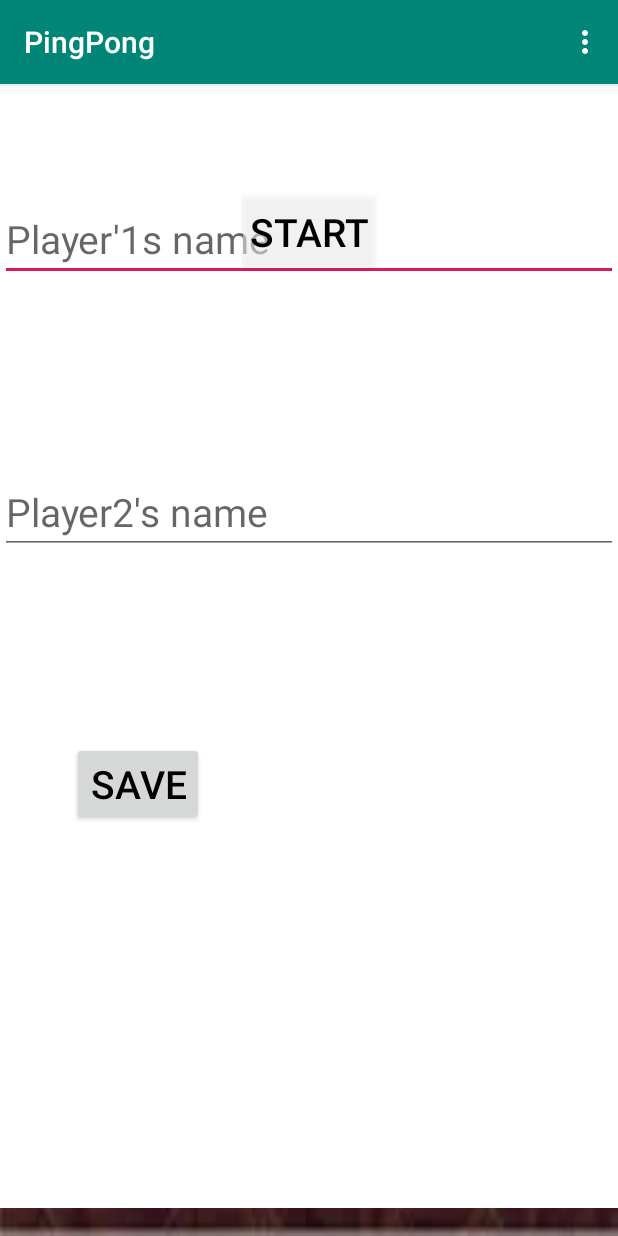
After one commit to ColtinKunz/Ping2Pong, an Android app: the fragment AddPlayer placed in its activity, on a phone screen of 412 x 824 dp. The commit adds this screen. Run offline under Robolectric (Android 15) with nearby library versions, the phone set to English and light mode, and no system bars.

Commit message:
new edits

```diff
--- a/app/build.gradle
+++ b/app/build.gradle
@@ -23,6 +23,7 @@ dependencies {
     implementation fileTree(dir: 'libs', include: ['*.jar'])
     implementation 'androidx.appcompat:appcompat:1.1.0'
     implementation 'androidx.constraintlayout:constraintlayout:1.1.3'
+    implementation 'androidx.legacy:legacy-support-v4:1.0.0'
     testImplementation 'junit:junit:4.12'
     androidTestImplementation 'androidx.test.ext:junit:1.1.1'
     androidTestImplementation 'androidx.test.espresso:espresso-core:3.2.0'
--- /dev/null
+++ b/app/src/main/java/com/ist/pingpong/AddPlayer.java
@@ -0,0 +1,93 @@
+package com.ist.pingpong;
+
+import android.content.Context;
+import android.os.Bundle;
+import android.view.LayoutInflater;
+import android.view.View;
+import android.view.ViewGroup;
+import android.widget.Button;
+import android.widget.EditText;
+
+import androidx.fragment.app.Fragment;
+
+import com.example.ping2pong.R;
+
+public class AddPlayer extends Fragment {
+    private static final String PLAYER1 = "param1";
+    private static final String PLAYER2 = "param2";
+    private String mParam1;
+    private String mParam2;
+    private Button save;
+    private EditText player1;
+    private EditText player2;
+
+    private OnFragmentInteractionListener mListener;
+
+    public AddPlayer() {
+        // Required empty public constructor
+    }
+
+    public static AddPlayer newInstance(String param1, String param2) {
+        AddPlayer fragment = new AddPlayer();
+        Bundle args = new Bundle();
+        args.putString(PLAYER1, param1);
+        args.putString(PLAYER2, param2);
+        fragment.setArguments(args);
+        return fragment;
+    }
+
+    @Override
+    public void onCreate(Bundle savedInstanceState) {
+        super.onCreate(savedInstanceState);
+        if (getArguments() != null) {
+            mParam1 = getArguments().getString(PLAYER1);
+            mParam2 = getArguments().getString(PLAYER2);
+        }
+    }
+
+    @Override
+    public View onCreateView(LayoutInflater inflater, ViewGroup container,
+                             Bundle savedInstanceState) {
+        View view = inflater.inflate(R.layout.fragment_add_player, container, false);
+        player1 = view.findViewById(R.id.player1);
+        player1.requestFocus();
+        player2 = view.findViewById(R.id.player2);
+        save = view.findViewById(R.id.save);
+        save.setOnClickListener(new View.OnClickListener() {
+            @Override
+            public void onClick(View v) {
+                onButtonPressed(player1.getText().toString(), player2.getText().toString());
+
+            }
+        });
+        return view;
+    }
+
+    public void onButtonPressed(String s1, String s2) {
+        if (mListener != null) {
+            mListener.onFragmentInteraction(s1, s2);
+        }
+    }
+
+    @Override
+    public void onAttach(Context context) {
+        super.onAttach(context);
+        if (context instanceof OnFragmentInteractionListener) {
+            mListener = (OnFragmentInteractionListener) context;
+        } else {
+            throw new RuntimeException(context.toString()
+                    + " must implement OnFragmentInteractionListener");
+        }
+    }
+
+    @Override
+    public void onDetach() {
+        super.onDetach();
+        mListener = null;
+    }
+
+    public interface OnFragmentInteractionListener {
+        // TODO: Update argument type and name
+        void onFragmentInteraction(String s1, String s2);
+    }
+}
--- a/app/src/main/java/com/ist/pingpong/MainActivity.java
+++ b/app/src/main/java/com/ist/pingpong/MainActivity.java
@@ -1,26 +1,23 @@
 package com.ist.pingpong;
 
 import android.content.Intent;
-import android.content.res.AssetFileDescriptor;
-import android.content.res.AssetManager;
-import android.media.AudioAttributes;
-import android.media.AudioManager;
 import android.media.MediaPlayer;
-import android.media.SoundPool;
-import android.os.Build;
 import android.os.Bundle;
+import android.view.Menu;
+import android.view.MenuInflater;
+import android.view.MenuItem;
 import android.view.View;
 import android.widget.Button;
 import android.widget.TextView;
 
+import androidx.annotation.NonNull;
 import androidx.appcompat.app.AppCompatActivity;
+import androidx.fragment.app.FragmentManager;
+import androidx.fragment.app.FragmentTransaction;
 
 import com.example.ping2pong.R;
-import com.google.android.material.snackbar.Snackbar;
 
-import java.io.IOException;
-
-public class MainActivity extends AppCompatActivity {
+public class MainActivity extends AppCompatActivity implements AddPlayer.OnFragmentInteractionListener {
     private  int countScore = 0;
     private int countTime = 0;
     private Button startMinus;
@@ -32,6 +29,10 @@ public class MainActivity extends AppCompatActivity {
     private TextView displayScores;
     private TextView displayTime;
     private MediaPlayer mediaPlayer;
+    private String player1;
+    private String player2;
+
+
     @Override
     protected void onCreate(Bundle savedInstanceState) {
         super.onCreate(savedInstanceState);
@@ -39,7 +40,6 @@ public class MainActivity extends AppCompatActivity {
         init();
         buttonsPress();
         sound();
-
     }
     private void init(){
         start = findViewById(R.id.start);
@@ -94,6 +94,8 @@ public class MainActivity extends AppCompatActivity {
         Intent intent = new Intent(this, GameBoard.class);
         intent.putExtra("countScore", countScore);
         intent.putExtra("countTime", countTime);
+        intent.putExtra("p1", player1);
+        intent.putExtra("p2", player2);
         if (mediaPlayer.isPlaying()){
             mediaPlayer.stop();
         }
@@ -113,4 +115,40 @@ public class MainActivity extends AppCompatActivity {
           }
 
     }
+
+    @Override
+    public boolean onCreateOptionsMenu(Menu menu) {
+        MenuInflater inflater = getMenuInflater();
+        inflater.inflate(R.menu.menu, menu);
+        return true;
+    }
+
+    @Override
+    public boolean onOptionsItemSelected(@NonNull MenuItem item) {
+        switch (item.getItemId()) {
+            case R.id.item1:
+                openFrag("s", "s");
+                return true;
+        }
+        return super.onOptionsItemSelected(item);
+    }
+
+    private void openFrag(String s1, String s2) {
+        start.setVisibility(View.GONE);
+        AddPlayer addPlayer = AddPlayer.newInstance(s1, s2);
+        FragmentManager manager = getSupportFragmentManager();
+        FragmentTransaction transaction = manager.beginTransaction();
+        transaction.addToBackStack(null);
+        transaction.add(R.id.fragment, addPlayer, "addPlayer").commit();
+
+    }
+
+    @Override
+    public void onFragmentInteraction(String s1, String s2) {
+        player1 = s1;
+        player2 = s2;
+        onBackPressed();
+        start.setVisibility(View.VISIBLE);
+    }
+
 }
--- /dev/null
+++ b/app/src/main/res/drawable/ic_add.xml
@@ -0,0 +1,9 @@
+<vector xmlns:android="http://schemas.android.com/apk/res/android"
+    android:width="10dp"
+    android:height="10dp"
+    android:viewportWidth="24.0"
+    android:viewportHeight="24.0">
+    <path
+        android:fillColor="#FF000000"
+        android:pathData="M19,13h-6v6h-2v-6H5v-2h6V5h2v6h6v2z" />
+</vector>
--- a/app/src/main/res/layout-port/activity_main.xml
+++ b/app/src/main/res/layout-port/activity_main.xml
@@ -26,8 +26,8 @@
         android:background="#80FFFFFF"
         android:onClick="start"
         android:text="START"
-        android:textColor="#000"
-        android:textSize="36sp"
+        android:textColor="#000000"
+        android:textSize="26sp"
         app:layout_constraintBottom_toTopOf="@+id/textView2"
         app:layout_constraintEnd_toEndOf="parent"
         app:layout_constraintStart_toStartOf="parent"
@@ -82,6 +82,7 @@
         app:layout_constraintGuide_begin="429dp" />
 
     <LinearLayout
+        android:id="@+id/linearLayout4"
         android:layout_width="409dp"
         android:layout_height="471dp"
         android:layout_marginTop="50dp"
@@ -94,8 +95,8 @@
         <LinearLayout
             android:layout_width="wrap_content"
             android:layout_height="wrap_content"
+            android:layout_marginTop="20dp"
             android:layout_marginBottom="20dp"
-            android:layout_marginTop="20dp"
             android:orientation="horizontal">
 
             <TextView
@@ -217,5 +218,16 @@
 
     </LinearLayout>
 
+    <FrameLayout
+        android:id="@+id/fragment"
+        android:layout_width="0dp"
+        android:layout_height="0dp"
+        app:layout_constraintBottom_toBottomOf="@+id/linearLayout4"
+        app:layout_constraintEnd_toEndOf="parent"
+        app:layout_constraintStart_toStartOf="parent"
+        app:layout_constraintTop_toTopOf="parent">
+
+    </FrameLayout>
+
 
 </androidx.constraintlayout.widget.ConstraintLayout>
--- a/app/src/main/res/layout/activity_main.xml
+++ b/app/src/main/res/layout/activity_main.xml
@@ -212,4 +212,12 @@
         app:layout_constraintHorizontal_bias="0.503"
         app:layout_constraintStart_toStartOf="parent" />
 
+    <FrameLayout
+        android:layout_width="282dp"
+        android:layout_height="167dp"
+        tools:layout_editor_absoluteX="1dp"
+        tools:layout_editor_absoluteY="1dp">
+
+    </FrameLayout>
+
 </androidx.constraintlayout.widget.ConstraintLayout>
--- /dev/null
+++ b/app/src/main/res/layout/fragment_add_player.xml
@@ -0,0 +1,56 @@
+<androidx.constraintlayout.widget.ConstraintLayout xmlns:android="http://schemas.android.com/apk/res/android"
+    xmlns:app="http://schemas.android.com/apk/res-auto"
+    xmlns:tools="http://schemas.android.com/tools"
+    android:layout_width="match_parent"
+    android:layout_height="match_parent"
+    android:background="#fff"
+    tools:context="com.ist.pingpong.AddPlayer">
+
+
+    <EditText
+        android:id="@+id/player1"
+        android:layout_width="0dp"
+        android:layout_height="wrap_content"
+        android:ems="10"
+        android:hint="Player'1s name"
+        android:inputType="textPersonName"
+        android:textColor="#000"
+        android:textSize="26sp"
+        app:layout_constraintBottom_toTopOf="@+id/player2"
+        app:layout_constraintEnd_toEndOf="parent"
+        app:layout_constraintHorizontal_bias="0.0"
+        app:layout_constraintStart_toStartOf="parent"
+        app:layout_constraintTop_toTopOf="parent" />
+
+    <EditText
+        android:id="@+id/player2"
+        android:layout_width="0dp"
+        android:layout_height="wrap_content"
+        android:layout_marginTop="50dp"
+        android:ems="10"
+        android:hint="Player2's name"
+        android:inputType="textPersonName"
+        android:textColor="#000"
+        android:textSize="26sp"
+        app:layout_constraintBottom_toTopOf="@+id/save"
+        app:layout_constraintEnd_toEndOf="parent"
+        app:layout_constraintStart_toStartOf="parent"
+        app:layout_constraintTop_toBottomOf="@+id/player1" />
+
+    <Button
+        android:id="@+id/save"
+        android:layout_width="wrap_content"
+        android:layout_height="wrap_content"
+        android:layout_marginStart="47dp"
+        android:layout_marginTop="50dp"
+        android:layout_marginEnd="276dp"
+        android:layout_marginBottom="180dp"
+        android:text="Save"
+        android:textColor="#000"
+        android:textSize="26sp"
+        app:layout_constraintBottom_toBottomOf="parent"
+        app:layout_constraintEnd_toEndOf="parent"
+        app:layout_constraintHorizontal_bias="1.0"
+        app:layout_constraintStart_toStartOf="parent"
+        app:layout_constraintTop_toBottomOf="@+id/player2" />
+</androidx.constraintlayout.widget.ConstraintLayout>
--- /dev/null
+++ b/app/src/main/res/menu/menu.xml
@@ -0,0 +1,9 @@
+<?xml version="1.0" encoding="utf-8"?>
+<menu xmlns:android="http://schemas.android.com/apk/res/android"
+    xmlns:app="http://schemas.android.com/apk/res-auto">
+    <item
+        android:id="@+id/item1"
+        android:icon="@drawable/ic_add"
+        android:title="Add Player"
+        app:showAsAction="collapseActionView" />
+</menu>
--- a/app/src/main/res/values/strings.xml
+++ b/app/src/main/res/values/strings.xml
@@ -1,3 +1,6 @@
 <resources>
     <string name="app_name"> PingPong </string>
+
+    <!-- TODO: Remove or change this placeholder text -->
+    <string name="hello_blank_fragment">Hello blank fragment</string>
 </resources>
--- a/app/src/main/res/values/styles.xml
+++ b/app/src/main/res/values/styles.xml
@@ -1,7 +1,7 @@
 <resources>
 
     <!-- Base application theme. -->
-    <style name="AppTheme" parent="Theme.AppCompat.Light.NoActionBar">
+    <style name="AppTheme" parent="Theme.AppCompat.Light.DarkActionBar">
         <!-- Customize your theme here. -->
         <item name="colorPrimary">@color/colorPrimary</item>
         <item name="colorPrimaryDark">@color/colorPrimaryDark</item>
```
Also changed, not shown: app/src/main/java/com/ist/pingpong/GameBoard.java (+5 -5 lines), app/src/main/java/com/ist/pingpong/MainThread.java (+14 -6 lines), app/src/main/res/layout/activity_game_board.xml (deleted, +0 -132 lines), app/src/main/res/drawable/bar.png (deleted), app/src/main/res/drawable/tennis_ball.png (deleted).
